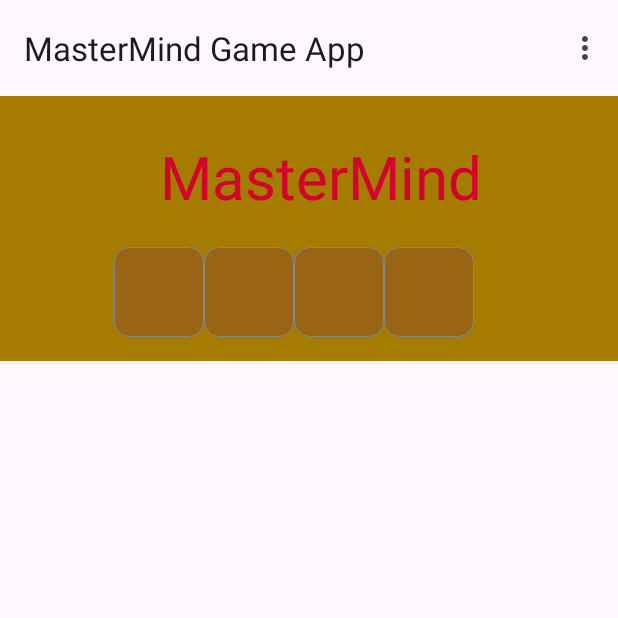
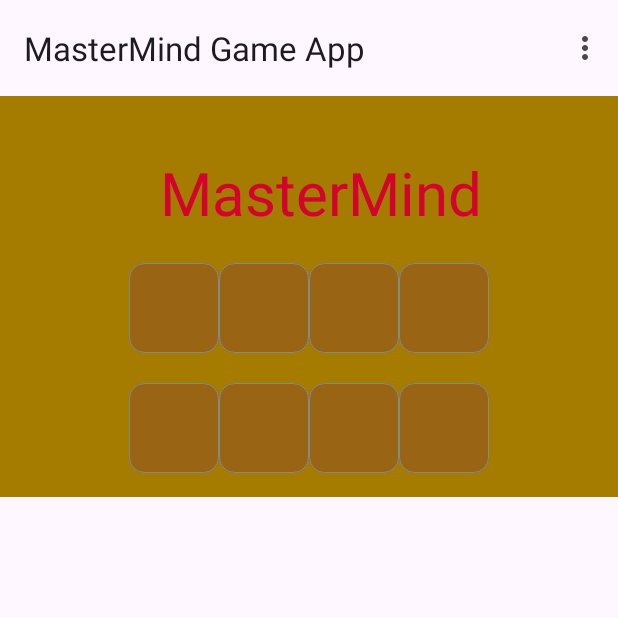
Before and after one commit to davidgiczi/MasteMind_Android, an Android app: the screen it shows after launch (MainActivity), on a phone screen of 412 x 824 dp, the top half of it. Run offline under Robolectric (Android 15) with nearby library versions, the phone set to English and light mode, and no system bars; our stand-ins replace navigation-ui; Roboto replaces fonts that are not available here.

```diff
--- a/app/src/main/java/com/david/giczi/mastermind/FirstFragment.java
+++ b/app/src/main/java/com/david/giczi/mastermind/FirstFragment.java
@@ -4,6 +4,7 @@ import android.os.Bundle;
 import android.view.LayoutInflater;
 import android.view.View;
 import android.view.ViewGroup;
+import android.widget.Toast;
 
 import androidx.annotation.NonNull;
 import androidx.fragment.app.Fragment;
@@ -28,7 +29,12 @@ public class FirstFragment extends Fragment {
 
     public void onViewCreated(@NonNull View view, Bundle savedInstanceState) {
         super.onViewCreated(view, savedInstanceState);
-
+        binding.row11.setOnClickListener(new View.OnClickListener() {
+            @Override
+            public void onClick(View v) {
+                Toast.makeText(getContext(), "Hello World!", Toast.LENGTH_SHORT).show();
+            }
+        });
     }
 
     @Override
--- a/app/src/main/java/com/david/giczi/mastermind/MainActivity.java
+++ b/app/src/main/java/com/david/giczi/mastermind/MainActivity.java
@@ -8,6 +8,7 @@ import androidx.appcompat.app.AppCompatActivity;
 
 import android.view.View;
 
+import androidx.core.view.MenuCompat;
 import androidx.core.view.WindowCompat;
 import androidx.navigation.NavController;
 import androidx.navigation.Navigation;
@@ -18,6 +19,7 @@ import com.david.giczi.mastermind.databinding.ActivityMainBinding;
 
 import android.view.Menu;
 import android.view.MenuItem;
+import android.widget.Toast;
 
 public class MainActivity extends AppCompatActivity {
 
@@ -43,8 +45,11 @@ public class MainActivity extends AppCompatActivity {
     public boolean onCreateOptionsMenu(Menu menu) {
         // Inflate the menu; this adds items to the action bar if it is present.
         getMenuInflater().inflate(R.menu.menu_main, menu);
+        MenuCompat.setGroupDividerEnabled(menu, true);
+
         return true;
     }
+
 
     @Override
     public boolean onOptionsItemSelected(MenuItem item) {
@@ -54,7 +59,7 @@ public class MainActivity extends AppCompatActivity {
         int id = item.getItemId();
 
         //noinspection SimplifiableIfStatement
-        if (id == R.id.different_colors_setting) {
+        if (id == R.id.new_game_option) {
             return true;
         }
 
--- a/app/src/main/res/layout/fragment_first.xml
+++ b/app/src/main/res/layout/fragment_first.xml
@@ -10,7 +10,10 @@
         android:layout_width="match_parent"
         android:layout_height="match_parent"
         android:background="@color/brown_for_background"
-        android:padding="16dp">
+        android:padding="16dp"
+        android:textAlignment="center"
+        android:visibility="visible"
+        tools:visibility="visible">
 
         <TextView
             android:id="@+id/mastermind_text"
@@ -28,10 +31,10 @@
             app:layout_constraintVertical_bias="0.119" />
 
         <Button
-            android:id="@+id/task_1st_btn"
+            android:id="@+id/task_1"
             android:layout_width="60dp"
             android:layout_height="60dp"
-            android:layout_marginStart="60dp"
+            android:layout_marginStart="70dp"
             android:layout_marginTop="20dp"
             android:background="@drawable/rounded_btn_style"
             android:contentDescription="task-1st-button"
@@ -40,10 +43,10 @@
             app:layout_constraintBottom_toBottomOf="parent"
             app:layout_constraintStart_toStartOf="parent"
             app:layout_constraintTop_toBottomOf="@+id/mastermind_text"
-            app:layout_constraintVertical_bias="1.0" />
+            app:layout_constraintVertical_bias="0.0" />
 
         <Button
-            android:id="@+id/task_2nd_btn"
+            android:id="@+id/task_2"
             android:layout_width="60dp"
             android:layout_height="60dp"
             android:layout_marginTop="20dp"
@@ -51,12 +54,12 @@
             android:contentDescription="task-2nd-button"
             android:foreground="@drawable/rounded_btn_style"
             app:layout_constraintBottom_toBottomOf="parent"
-            app:layout_constraintStart_toEndOf="@+id/task_1st_btn"
+            app:layout_constraintStart_toEndOf="@+id/task_1"
             app:layout_constraintTop_toBottomOf="@+id/mastermind_text"
-            app:layout_constraintVertical_bias="1.0" />
+            app:layout_constraintVertical_bias="0.0" />
 
         <Button
-            android:id="@+id/task_3th_btn"
+            android:id="@+id/task_3"
             android:layout_width="60dp"
             android:layout_height="60dp"
             android:layout_marginTop="20dp"
@@ -64,12 +67,12 @@
             android:contentDescription="task-3rd-button"
             android:foreground="@drawable/rounded_btn_style"
             app:layout_constraintBottom_toBottomOf="parent"
-            app:layout_constraintStart_toEndOf="@+id/task_2nd_btn"
+            app:layout_constraintStart_toEndOf="@+id/task_2"
             app:layout_constraintTop_toBottomOf="@+id/mastermind_text"
             app:layout_constraintVertical_bias="0.0" />
 
         <Button
-            android:id="@+id/task_4th_btn"
+            android:id="@+id/task_4"
             android:layout_width="60dp"
             android:layout_height="60dp"
             android:layout_marginTop="20dp"
@@ -77,8 +80,54 @@
             android:contentDescription="task-4th-button"
             android:foreground="@drawable/rounded_btn_style"
             app:layout_constraintBottom_toBottomOf="parent"
-            app:layout_constraintStart_toEndOf="@+id/task_3th_btn"
+            app:layout_constraintStart_toEndOf="@+id/task_3"
             app:layout_constraintTop_toBottomOf="@+id/mastermind_text"
             app:layout_constraintVertical_bias="0.0" />
+
+        <Button
+            android:id="@+id/row_1_1"
+            android:layout_width="60dp"
+            android:layout_height="60dp"
+            android:layout_marginStart="70dp"
+            android:layout_marginTop="20dp"
+            android:background="@drawable/rounded_btn_style"
+            android:contentDescription="row_1_1"
+            android:foreground="@drawable/rounded_btn_style"
+            app:layout_constraintStart_toStartOf="parent"
+            app:layout_constraintTop_toBottomOf="@+id/task_1" />
+
+        <Button
+            android:id="@+id/row_1_2"
+            android:layout_width="60dp"
+            android:layout_height="60dp"
+            android:layout_marginTop="20dp"
+            android:background="@drawable/rounded_btn_style"
+            android:contentDescription="row_1_2"
+            android:foreground="@drawable/rounded_btn_style"
+            app:layout_constraintStart_toEndOf="@+id/row_1_1"
+            app:layout_constraintTop_toBottomOf="@+id/task_2" />
+
+        <Button
+            android:id="@+id/row_1_3"
+            android:layout_width="60dp"
+            android:layout_height="60dp"
+            android:layout_marginTop="20dp"
+            android:background="@drawable/rounded_btn_style"
+            android:contentDescription="row_1_3"
+            android:foreground="@drawable/rounded_btn_style"
+            app:layout_constraintStart_toEndOf="@+id/row_1_2"
+            app:layout_constraintTop_toBottomOf="@+id/task_3" />
+
+        <Button
+            android:id="@+id/row_1_4"
+            android:layout_width="60dp"
+            android:layout_height="60dp"
+            android:layout_marginTop="20dp"
+            android:background="@drawable/rounded_btn_style"
+            android:contentDescription="row_1_4"
+            android:foreground="@drawable/rounded_btn_style"
+            app:layout_constraintStart_toEndOf="@+id/row_1_3"
+            app:layout_constraintTop_toBottomOf="@+id/task_4" />
+
     </androidx.constraintlayout.widget.ConstraintLayout>
 </androidx.core.widget.NestedScrollView>
--- a/app/src/main/res/menu/menu_main.xml
+++ b/app/src/main/res/menu/menu_main.xml
@@ -2,11 +2,14 @@
     xmlns:app="http://schemas.android.com/apk/res-auto"
     xmlns:tools="http://schemas.android.com/tools"
     tools:context="com.david.giczi.mastermind.MainActivity">
+    <group android:id="@+id/new_game_option">
     <item
         android:id="@+id/new_game_setting"
         android:orderInCategory="100"
         android:title="@string/new_game"
         app:showAsAction="never" />
+    </group>
+    <group android:id="@+id/color_setting_options">
     <item
         android:id="@+id/different_colors_setting"
         android:orderInCategory="100"
@@ -17,4 +20,5 @@
         android:orderInCategory="100"
         android:title="@string/same_colors"
         app:showAsAction="never" />
+    </group>
 </menu>
--- a/app/src/main/res/values/strings.xml
+++ b/app/src/main/res/values/strings.xml
@@ -3,6 +3,7 @@
     <string name="different_colors">Különböző színek</string>
     <string name="same_colors">Megegyező színek</string>
     <string name="new_game">Új játék</string>
+    <string name="ok">OK</string>
     <!-- Strings used for fragments for navigation -->
     <string name="first_fragment_label">MasterMind Game App</string>
 
```
